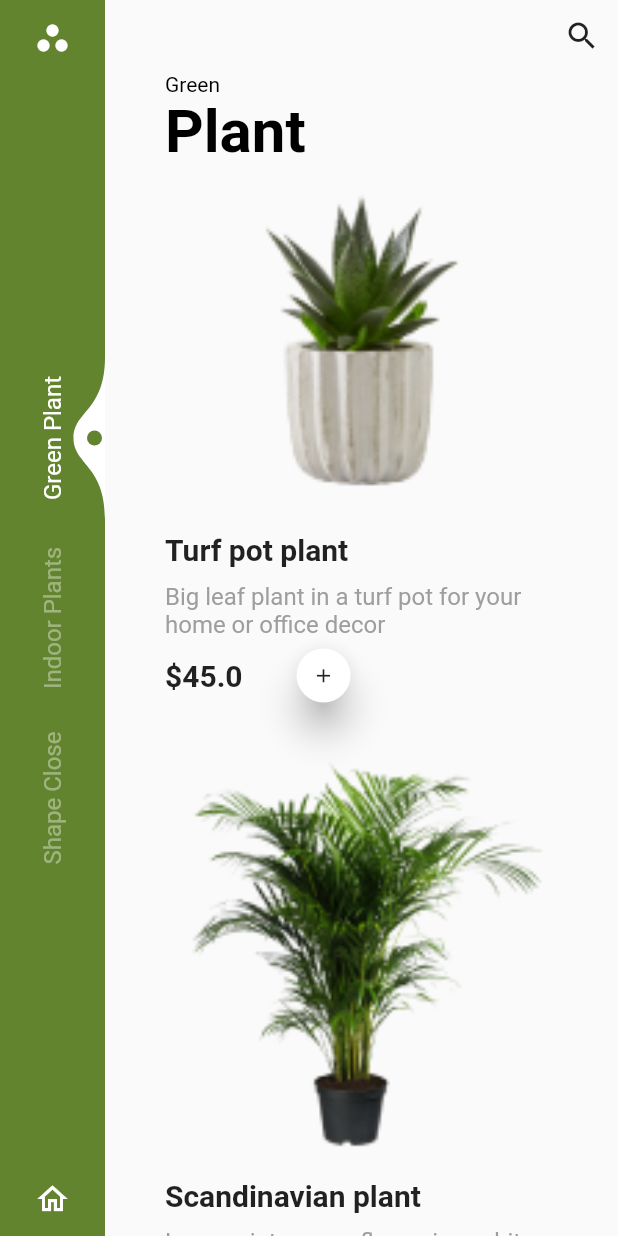
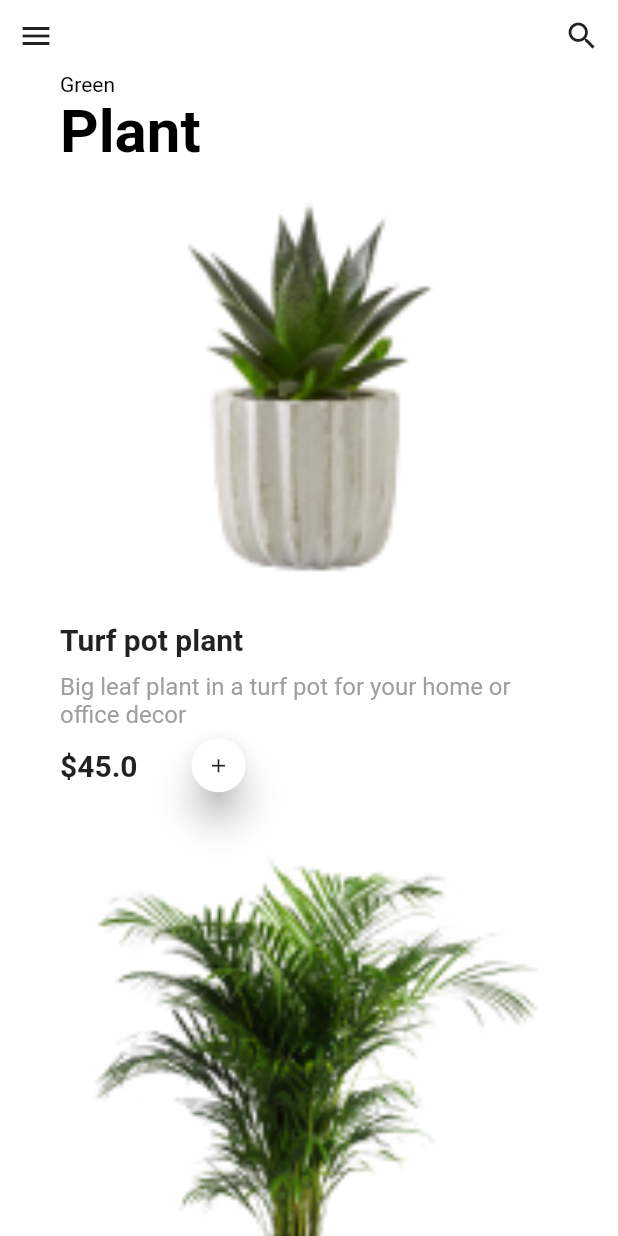
Before and after one commit to diepvicuong/flutter_ui_kits, a Flutter app: the screen it shows after launch, on a phone screen of 412 x 824 dp. Run offline on Flutter 3.47's test engine with Material 2 defaults, Android fonts, the light colour scheme and no system bars.

Commit message:
Add animation

```diff
--- a/planting_app_ui/lib/main.dart
+++ b/planting_app_ui/lib/main.dart
@@ -1,9 +1,8 @@
-import 'package:dribbble_plant_app/models/plant_item.dart';
 import 'package:dribbble_plant_app/widgets/left_navigation_bar.dart';
-import 'package:dribbble_plant_app/widgets/plant_widget.dart';
 import 'package:flutter/material.dart';
 
 import 'models/drawer_item.dart';
+import 'pages/home_screen.dart';
 
 void main() {
   runApp(MyApp());
@@ -36,10 +35,12 @@ class _MyAppState extends State<MyApp> {
     return MaterialApp(
       home: Scaffold(
         body: SafeArea(
-          child: Row(
+          child: Stack(
             children: [
               // NavigationRail(destinations: destinations, selectedIndex: selectedIndex)
-              LeftNavigationBar(
+              Container(
+                color: Colors.white,
+                child: LeftNavigationBar(
                   currentIndex: _currentIndex,
                   items: _drawerItems,
                   width: 70,
@@ -61,58 +62,10 @@ class _MyAppState extends State<MyApp> {
                     print("onTapBottomIcon");
                   },
                 ),
-              Expanded(
-                  child: ConstrainedBox(
-                constraints: BoxConstraints.expand(),
-                child: SingleChildScrollView(
-                  child: Column(
-                    mainAxisSize: MainAxisSize.max,
-                    // mainAxisAlignment: MainAxisAlignment.spaceAround,
-                    crossAxisAlignment: CrossAxisAlignment.stretch,
-                    children: [
-                      Align(
-                        alignment: Alignment.centerRight,
-                        child: IconButton(
-                            icon: Icon(
-                              Icons.search,
               ),
-                            onPressed: () {}),
+              HomeScreen(
+                index: _currentIndex,
               ),
-                      Container(
-                        margin: EdgeInsets.only(left: 40),
-                        child: RichText(
-                          text: TextSpan(
-                            text: 'Green ',
-                            style: TextStyle(color: Colors.black),
-                            children: <TextSpan>[
-                              TextSpan(text: '\n'),
-                              TextSpan(
-                                  text: 'Plant',
-                                  style: TextStyle(
-                                      fontSize: 40,
-                                      fontWeight: FontWeight.bold)),
-                            ],
-                          ),
-                        ),
-                      ),
-                      PlantWidget(
-                          plant: PlantItem(
-                              name: "Turf pot plant",
-                              description:
-                                  "Big leaf plant in a turf pot for your home or office decor",
-                              price: 45.00,
-                              image: 'assets/images/klipartz.png')),
-                      PlantWidget(
-                          plant: PlantItem(
-                              name: "Scandinavian plant",
-                              description:
-                                  "Low maintenance flower in a white ceramic pot",
-                              price: 45.00,
-                              image: 'assets/images/scandinavian.png')),
-                    ],
-                  ),
-                ),
-              ))
             ],
           ),
         ),
--- /dev/null
+++ b/planting_app_ui/lib/pages/home_screen.dart
@@ -0,0 +1,94 @@
+import 'package:dribbble_plant_app/models/plant_item.dart';
+import 'package:dribbble_plant_app/widgets/plant_widget.dart';
+import 'package:flutter/material.dart';
+
+class HomeScreen extends StatefulWidget {
+  final int index;
+  const HomeScreen({
+    Key? key,
+    required this.index,
+  }) : super(key: key);
+
+  @override
+  _HomeScreenState createState() => _HomeScreenState();
+}
+
+class _HomeScreenState extends State<HomeScreen> {
+  double xOffset = 0;
+  double yOffset = 0;
+  bool isDrawerOpen = false;
+
+  @override
+  Widget build(BuildContext context) {
+    return AnimatedContainer(
+      // transform: Matrix4.translationValues(xOffset, yOffset, 0)
+      //   ..rotateY(isDrawerOpen ? -0.5 : 0),
+      duration: Duration(milliseconds: 200),
+      decoration: BoxDecoration(
+          color: widget.index == 0 ? Colors.white : Colors.blue[100]),
+      height: double.infinity,
+      margin: EdgeInsets.only(left: isDrawerOpen ? 70 : 0),
+      child: SingleChildScrollView(
+        child: Column(
+          mainAxisSize: MainAxisSize.max,
+          crossAxisAlignment: CrossAxisAlignment.stretch,
+          children: [
+            Row(mainAxisAlignment: MainAxisAlignment.spaceBetween, children: [
+              isDrawerOpen
+                  ? IconButton(
+                      icon: Icon(Icons.arrow_back),
+                      onPressed: () {
+                        setState(() {
+                          xOffset = 0;
+                          yOffset = 0;
+                          isDrawerOpen = false;
+                        });
+                      },
+                    )
+                  : IconButton(
+                      icon: Icon(Icons.menu),
+                      onPressed: () {
+                        setState(() {
+                          xOffset = 70;
+                          yOffset = 0;
+                          isDrawerOpen = true;
+                        });
+                      }),
+              IconButton(icon: Icon(Icons.search), onPressed: () {}),
+            ]),
+            Container(
+              margin: EdgeInsets.only(left: 40),
+              child: RichText(
+                text: TextSpan(
+                  text: 'Green ',
+                  style: TextStyle(color: Colors.black),
+                  children: <TextSpan>[
+                    TextSpan(text: '\n'),
+                    TextSpan(
+                        text: 'Plant',
+                        style: TextStyle(
+                            fontSize: 40, fontWeight: FontWeight.bold)),
+                  ],
+                ),
+              ),
+            ),
+            PlantWidget(
+                plant: PlantItem(
+                    name: "Turf pot plant",
+                    description:
+                        "Big leaf plant in a turf pot for your home or office decor",
+                    price: 45.00,
+                    image: 'assets/images/klipartz.png')),
+            PlantWidget(
+                plant: PlantItem(
+                    name: "Scandinavian plant",
+                    description:
+                        "Low maintenance flower in a white ceramic pot",
+                    price: 45.00,
+                    image: 'assets/images/scandinavian.png')),
+          ],
+        ),
+      ),
+    );
+  }
+}
```
Lines whose indentation alone changed are shown as unchanged.
